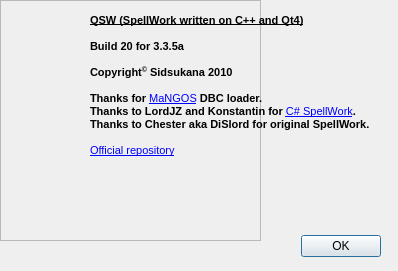
Qt form QSW/AboutFormUI.ui (sidsukana/QSpellWork) before a commit.
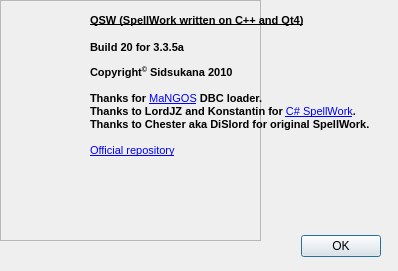
The same form after that commit. Icons and pictures are not drawn.

Patch:
```diff
--- a/QSW/AboutFormUI.ui
+++ b/QSW/AboutFormUI.ui
@@ -83,7 +83,7 @@
 &lt;/style&gt;&lt;/head&gt;&lt;body style=&quot; font-family:'MS Shell Dlg 2'; font-size:8.25pt; font-weight:400; font-style:normal;&quot;&gt;
 &lt;p style=&quot; margin-top:0px; margin-bottom:0px; margin-left:0px; margin-right:0px; -qt-block-indent:0; text-indent:0px;&quot;&gt;&lt;span style=&quot; font-size:8pt; font-weight:600; text-decoration: underline;&quot;&gt;QSW (SpellWork written on C++ and Qt4)&lt;/span&gt;&lt;span style=&quot; font-size:8pt;&quot;&gt; &lt;/span&gt;&lt;/p&gt;
 &lt;p style=&quot;-qt-paragraph-type:empty; margin-top:0px; margin-bottom:0px; margin-left:0px; margin-right:0px; -qt-block-indent:0; text-indent:0px; font-size:8pt; font-weight:600;&quot;&gt;&lt;/p&gt;
-&lt;p style=&quot; margin-top:0px; margin-bottom:0px; margin-left:0px; margin-right:0px; -qt-block-indent:0; text-indent:0px;&quot;&gt;&lt;span style=&quot; font-size:8pt; font-weight:600;&quot;&gt;Build 20 for 3.3.5a&lt;/span&gt;&lt;/p&gt;
+&lt;p style=&quot;-qt-paragraph-type:empty; margin-top:0px; margin-bottom:0px; margin-left:0px; margin-right:0px; -qt-block-indent:0; text-indent:0px; font-size:8pt;&quot;&gt;&lt;/p&gt;
 &lt;p style=&quot;-qt-paragraph-type:empty; margin-top:0px; margin-bottom:0px; margin-left:0px; margin-right:0px; -qt-block-indent:0; text-indent:0px; font-size:8pt; font-weight:600;&quot;&gt;&lt;/p&gt;
 &lt;p style=&quot; margin-top:0px; margin-bottom:0px; margin-left:0px; margin-right:0px; -qt-block-indent:0; text-indent:0px;&quot;&gt;&lt;span style=&quot; font-size:8pt; font-weight:600;&quot;&gt;Copyright&lt;/span&gt;&lt;span style=&quot; font-size:8pt; font-weight:600; vertical-align:super;&quot;&gt;©&lt;/span&gt;&lt;span style=&quot; font-size:8pt; font-weight:600;&quot;&gt; Sidsukana 2010&lt;/span&gt;&lt;/p&gt;
 &lt;p style=&quot;-qt-paragraph-type:empty; margin-top:0px; margin-bottom:0px; margin-left:0px; margin-right:0px; -qt-block-indent:0; text-indent:0px; font-size:8pt; font-weight:600;&quot;&gt;&lt;/p&gt;
@@ -94,9 +94,23 @@
 &lt;p style=&quot; margin-top:0px; margin-bottom:0px; margin-left:0px; margin-right:0px; -qt-block-indent:0; text-indent:0px;&quot;&gt;&lt;a href=&quot;http://bitbucket.org/sidsukana/qsw&quot;&gt;&lt;span style=&quot; font-size:8pt; text-decoration: underline; color:#0000ff;&quot;&gt;Official repository&lt;/span&gt;&lt;/a&gt;&lt;/p&gt;&lt;/body&gt;&lt;/html&gt;</string>
    </property>
   </widget>
-  <zorder>frame</zorder>
-  <zorder>buttonBox</zorder>
-  <zorder>label</zorder>
+  <widget class="QLabel" name="versionLabel">
+    <property name="geometry">
+        <rect>
+        <x>90</x>
+        <y>40</y>
+        <width>301</width>
+        <height>16</height>
+        </rect>
+    </property>
+    <property name="text">
+        <string>&lt;!DOCTYPE HTML PUBLIC &quot;-//W3C//DTD HTML 4.0//EN&quot; &quot;http://www.w3.org/TR/REC-html40/strict.dtd&quot;&gt;
+&lt;html&gt;&lt;head&gt;&lt;meta name=&quot;qrichtext&quot; content=&quot;1&quot; /&gt;&lt;style type=&quot;text/css&quot;&gt;
+p, li { white-space: pre-wrap; }
+&lt;/style&gt;&lt;/head&gt;&lt;body style=&quot; font-family:'MS Shell Dlg 2'; font-size:8.25pt; font-weight:400; font-style:normal;&quot;&gt;
+&lt;p style=&quot; margin-top:0px; margin-bottom:0px; margin-left:0px; margin-right:0px; -qt-block-indent:0; text-indent:0px;&quot;&gt;&lt;span style=&quot; font-size:8pt; font-weight:600;&quot;&gt;Build 20 for 3.3.5a&lt;/span&gt;&lt;/p&gt;&lt;/body&gt;&lt;/html&gt;</string>
+    </property>
+    </widget>
  </widget>
  <resources>
   <include location="SpellWork.qrc"/>
```
